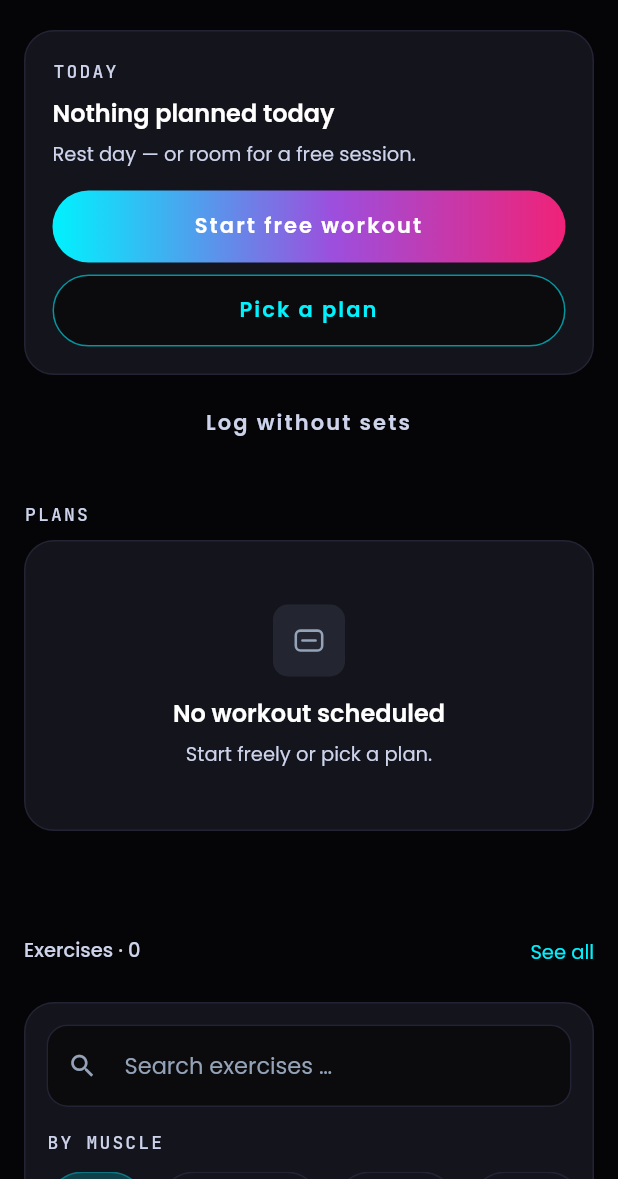
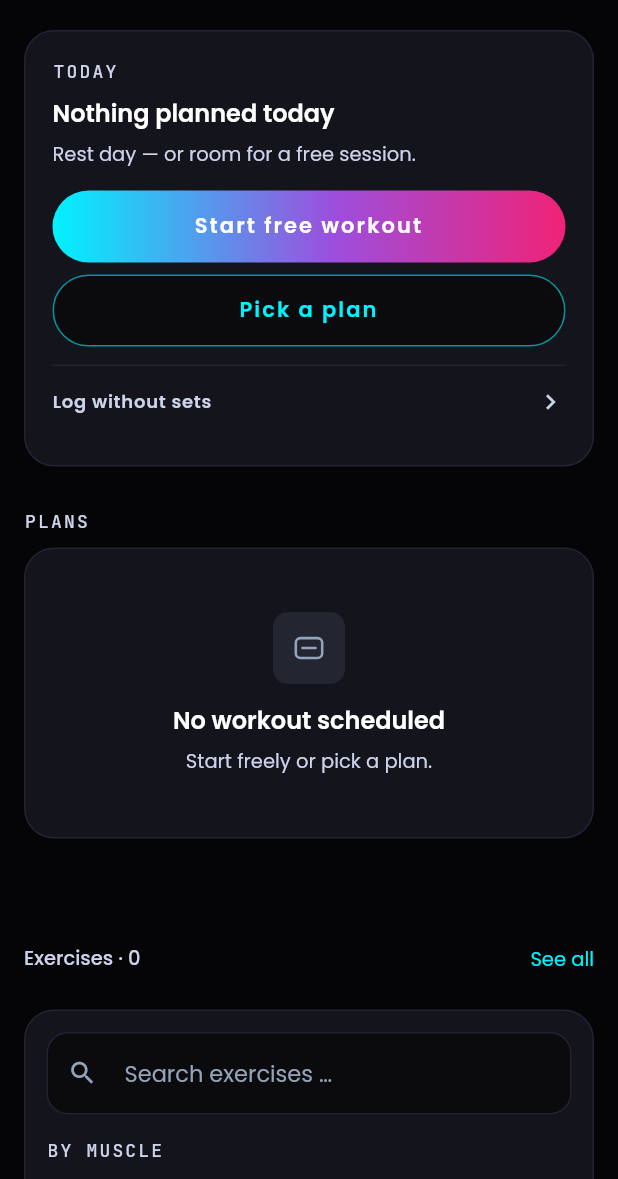
Before and after one commit to orionWebdev/calisthenics-pwa, a Flutter app: the WorkoutsScreen screen opened directly with empty values, on a phone screen of 412 x 824 dp, the part 57-1236 px from its top. Run offline on Flutter 3.47's test engine with Material 3 defaults, Android fonts, the phone set to English and light mode, and no system bars; our stand-ins replace cloud_firestore, firebase_auth, firebase_core, flutter_riverpod, google_sign_in, package_info_plus and 1 more; accounts and stored records are empty.

Commit message:
fix: Löschen ging nicht — Dialog schloss auf dem falschen Navigator; Auswertung in den Kraft-Tab
Löschen
- AtemDialog liegt auf dem Wurzel-Navigator, die Bestätigung rief aber
  `Navigator.of(context).pop` aus dem Tab-Bildschirm. „Weiter" schloss
  damit den Bildschirm dahinter statt des Dialogs; der Dialog blieb stehen
  und nichts wurde gelöscht. Betroffen: Einheit, Plan, Übung, Kontolöschung
  und die Dialoge im Runner — derselbe Fehler wie beim Start-Blatt in
  2e39a40. Alle zwölf Stellen schliessen jetzt `rootNavigator: true`; die
  Regel steht an AtemDialog.show. Regressionstest mit verschachteltem
  Navigator zeigt beide Fälle.

Kraft-Tab
- „Auswertung öffnen" steht im Verlauf direkt unter der Aussagekarte statt
  am Ende der Liste; der Knopf im Hybrid-Tab entfällt.
- „Ohne Sätze erfassen" ist Teil der ersten Karte, als Textlink unter
  einer Trennlinie statt als dritter Knopf darunter.

Co-Authored-By: Claude Opus 5 (1M context) <noreply@anthropic.com>

```diff
--- a/lib/features/exercises/presentation/screens/exercise_detail_screen.dart
+++ b/lib/features/exercises/presentation/screens/exercise_detail_screen.dart
@@ -264,7 +264,7 @@ class ExerciseDetailScreen extends ConsumerWidget {
             ),
         ],
       ),
-      onConfirm: () => Navigator.of(context).pop(true),
+      onConfirm: () => Navigator.of(context, rootNavigator: true).pop(true),
     );
     if (first != true || !context.mounted) return;
 
@@ -276,7 +276,7 @@ class ExerciseDetailScreen extends ConsumerWidget {
       confirmLabel: l10n.deleteConfirm,
       dismissLabel: l10n.deleteKeep,
       barrierLabel: l10n.exerciseDelete,
-      onConfirm: () => Navigator.of(context).pop(true),
+      onConfirm: () => Navigator.of(context, rootNavigator: true).pop(true),
     );
     if (second != true) return;
 
--- a/lib/features/history/presentation/session_actions.dart
+++ b/lib/features/history/presentation/session_actions.dart
@@ -63,7 +63,7 @@ Future<bool> confirmDeleteSession(
         ofKind - 1,
       ),
     ),
-    onConfirm: () => Navigator.of(context).pop(true),
+    onConfirm: () => Navigator.of(context, rootNavigator: true).pop(true),
   );
   if (first != true || !context.mounted) return false;
 
@@ -76,7 +76,7 @@ Future<bool> confirmDeleteSession(
     confirmLabel: l10n.deleteConfirm,
     dismissLabel: l10n.deleteKeep,
     barrierLabel: l10n.sessionDeleteQ,
-    onConfirm: () => Navigator.of(context).pop(true),
+    onConfirm: () => Navigator.of(context, rootNavigator: true).pop(true),
   );
   if (second != true) return false;
 
--- a/lib/features/plans/presentation/screens/plan_detail_screen.dart
+++ b/lib/features/plans/presentation/screens/plan_detail_screen.dart
@@ -151,7 +151,7 @@ Future<void> _delete(BuildContext context, WidgetRef ref, Plan plan) async {
       l10n.exerciseCountShort(plan.exerciseCount),
       style: AtemType.labelSmall.of(context),
     ),
-    onConfirm: () => Navigator.of(context).pop(true),
+    onConfirm: () => Navigator.of(context, rootNavigator: true).pop(true),
   );
   if (first != true || !context.mounted) return;
 
@@ -163,7 +163,7 @@ Future<void> _delete(BuildContext context, WidgetRef ref, Plan plan) async {
     confirmLabel: l10n.deleteConfirm,
     dismissLabel: l10n.deleteKeep,
     barrierLabel: l10n.planDeleteTitle,
-    onConfirm: () => Navigator.of(context).pop(true),
+    onConfirm: () => Navigator.of(context, rootNavigator: true).pop(true),
   );
   if (second != true) return;
 
--- a/lib/features/settings/presentation/screens/settings_screen.dart
+++ b/lib/features/settings/presentation/screens/settings_screen.dart
@@ -68,7 +68,7 @@ class _SettingsScreenState extends ConsumerState<SettingsScreen> {
       confirmLabel: l10n.settingsSignOut,
       dismissLabel: l10n.commonCancel,
       barrierLabel: l10n.settingsSignOutBarrier,
-      onConfirm: () => Navigator.of(context).pop(true),
+      onConfirm: () => Navigator.of(context, rootNavigator: true).pop(true),
     );
     if (confirmed != true) return;
     await ref.read(authRepositoryProvider).signOut();
--- a/lib/features/workout/presentation/screens/workouts_screen.dart
+++ b/lib/features/workout/presentation/screens/workouts_screen.dart
@@ -117,6 +117,7 @@ class _WorkoutsScreenState extends ConsumerState<WorkoutsScreen> {
                   ?.where((p) => p.id == session.planId)
                   .firstOrNull,
               onStart: () => _startToday(context, session),
+              onLogWithoutSets: () => _logWithoutSets(context),
             ),
           )
         else
@@ -124,6 +125,7 @@ class _WorkoutsScreenState extends ConsumerState<WorkoutsScreen> {
             child: _EmptyToday(
               onFree: () => _startFree(context),
               onPickPlan: () => _openPlans(context),
+              onLogWithoutSets: () => _logWithoutSets(context),
             ),
           ),
         // „Freies Training" ist gleichwertiger Eingang, kein versteckter
@@ -137,17 +139,6 @@ class _WorkoutsScreenState extends ConsumerState<WorkoutsScreen> {
             onPressed: () => _startFree(context),
           ),
         ],
-        // Der dritte Weg: nachtragen, was schon passiert ist. Er steht
-        // **unter** den beiden anderen, weil er der seltenere ist — aber
-        // sichtbar, weil es ihn bisher gar nicht gab.
-        const SizedBox(height: 8),
-        AtemButton.ghost(
-          label: l10n.strengthFormEntry,
-          semanticLabel: l10n.strengthFormTitle,
-          expand: true,
-          accent: AtemColors.textTertiary,
-          onPressed: () => _logWithoutSets(context),
-        ),
         const SizedBox(height: 28),
         _SectionHeader(
           title: l10n.workoutsPlansLabel.toUpperCase(),
@@ -371,11 +362,13 @@ class _TodayCard extends StatelessWidget {
   const _TodayCard({
     required this.session,
     required this.onStart,
+    required this.onLogWithoutSets,
     this.plan,
   });
 
   final TodaySession session;
   final VoidCallback onStart;
+  final VoidCallback onLogWithoutSets;
 
   /// Der Plan hinter dem Termin — für „8 ÜBUNGEN · ~45 MIN · KRAFT".
   final Plan? plan;
@@ -416,6 +409,7 @@ class _TodayCard extends StatelessWidget {
             size: AtemButtonSize.compact,
             onPressed: onStart,
           ),
+          _LogWithoutSetsLink(onPressed: onLogWithoutSets),
         ],
       ),
     );
@@ -423,10 +417,15 @@ class _TodayCard extends StatelessWidget {
 }
 
 class _EmptyToday extends StatelessWidget {
-  const _EmptyToday({required this.onFree, required this.onPickPlan});
+  const _EmptyToday({
+    required this.onFree,
+    required this.onPickPlan,
+    required this.onLogWithoutSets,
+  });
 
   final VoidCallback onFree;
   final VoidCallback onPickPlan;
+  final VoidCallback onLogWithoutSets;
 
   @override
   Widget build(BuildContext context) {
@@ -461,8 +460,56 @@ class _EmptyToday extends StatelessWidget {
             size: AtemButtonSize.compact,
             onPressed: onPickPlan,
           ),
+          _LogWithoutSetsLink(onPressed: onLogWithoutSets),
         ],
       ),
+    );
+  }
+}
+
+/// „Ohne Sätze erfassen" — **in** der ersten Karte, als dritter Weg.
+///
+/// Seit 16.09.2026 steht er in der Karte statt als eigener Knopf darunter:
+/// Alle Wege, eine Einheit anzulegen, gehören an eine Stelle. Er ist ein
+/// Textlink unter einer Trennlinie und kein dritter gleich breiter Knopf —
+/// nachtragen ist seltener als trainieren, und drei gleich gewichtete Knöpfe
+/// untereinander liessen keine Rangfolge erkennen.
+class _LogWithoutSetsLink extends StatelessWidget {
+  const _LogWithoutSetsLink({required this.onPressed});
+
+  final VoidCallback onPressed;
+
+  @override
+  Widget build(BuildContext context) {
+    final l10n = AppL10n.of(context);
+    return Column(
+      crossAxisAlignment: CrossAxisAlignment.stretch,
+      children: [
+        const SizedBox(height: 12),
+        const SizedBox(height: 1, child: ColoredBox(color: AtemColors.border)),
+        AtemTappable(
+          onTap: onPressed,
+          semanticLabel: l10n.strengthFormTitle,
+          minTapSize: const Size(0, 48),
+          child: Padding(
+            padding: const EdgeInsets.symmetric(vertical: 12),
+            child: Row(
+              children: [
+                Expanded(
+                  child: Text(
+                    l10n.strengthFormEntry,
+                    style: AtemType.labelUi
+                        .of(context)
+                        .copyWith(color: AtemColors.textTertiary),
+                  ),
+                ),
+                const Icon(Icons.chevron_right,
+                    size: 20, color: AtemColors.textTertiary),
+              ],
+            ),
+          ),
+        ),
+      ],
     );
   }
 }
```
Also changed, not shown: lib/core/widgets/atem_overlays.dart (+8 -0 lines), lib/features/history/presentation/screens/history_screen.dart (+12 -8 lines), lib/features/hybrid/presentation/screens/hybrid_screen.dart (+3 -16 lines), lib/features/workout/presentation/screens/workout_runner_screen.dart (+5 -5 lines), 2 other files.
